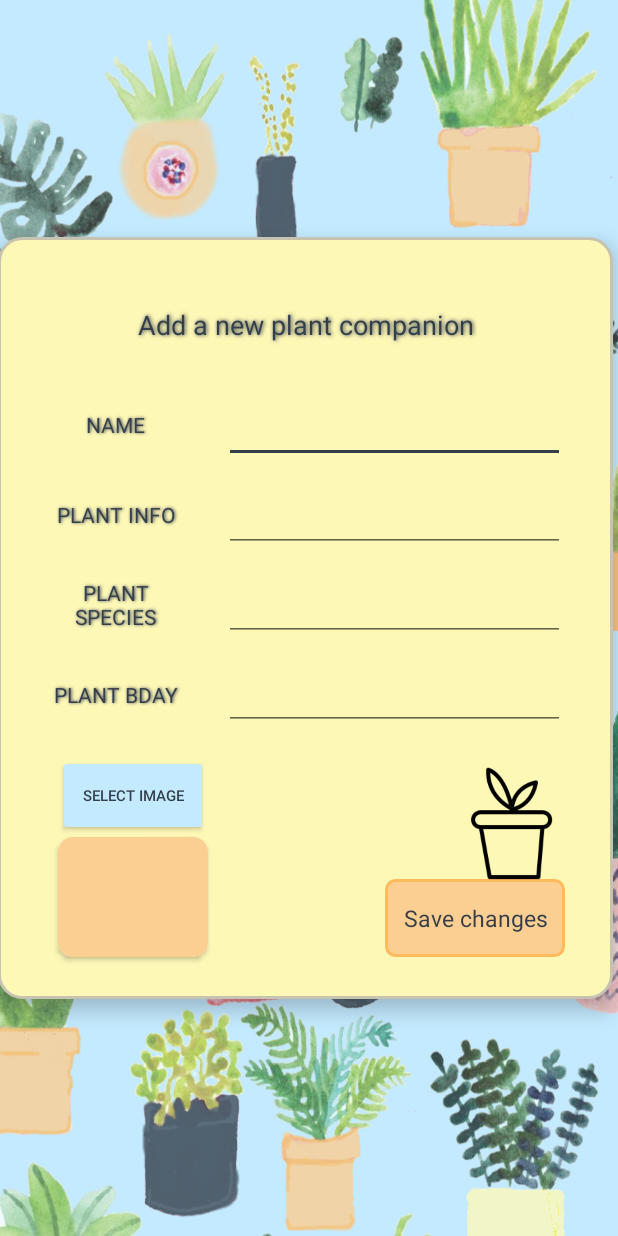
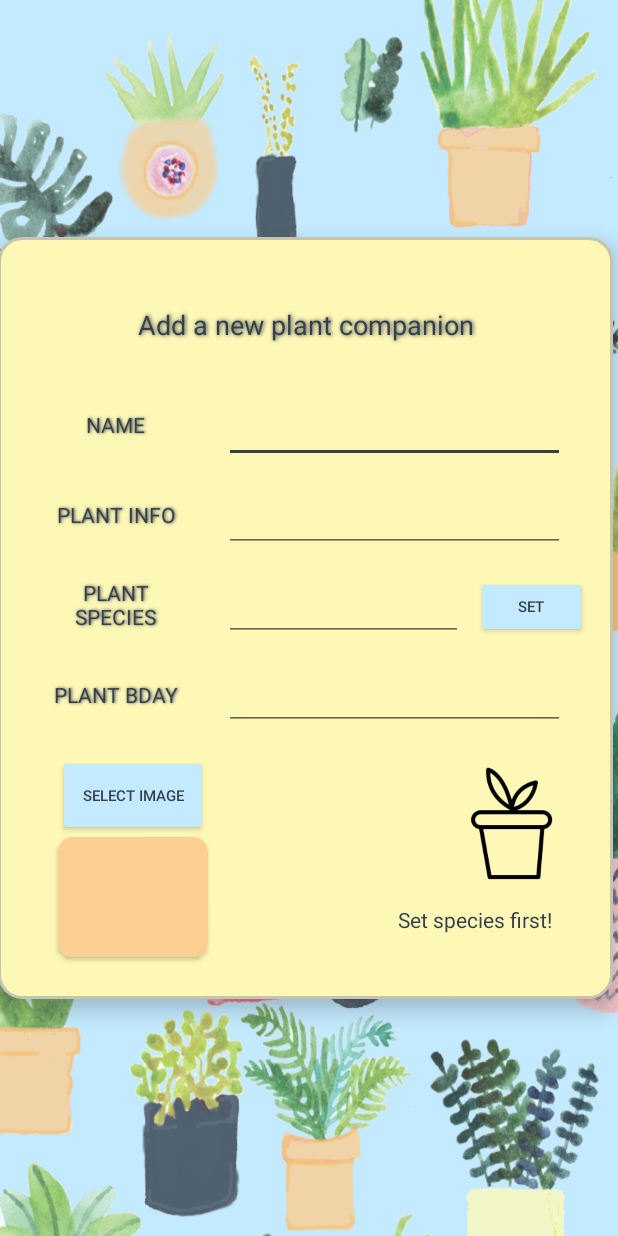
Before and after one commit to popaDaria/IcarusInBloom, an Android app: the AddActivity screen opened directly, with no data from a screen before it, on a phone screen of 412 x 824 dp. Run offline under Robolectric (Android 15) with nearby library versions, the phone set to English and light mode, and no system bars; our stand-ins replace Picasso; pictures from the network do not load.

Commit message:
commit - searching for species info working

```diff
--- a/app/src/main/java/com/sunny/icarusinbloom/persistance/SpeciesDao.java
+++ b/app/src/main/java/com/sunny/icarusinbloom/persistance/SpeciesDao.java
@@ -27,5 +27,5 @@
     LiveData<List<SpeciesInfo>> getAllSpecies();
 
     @Query("SELECT * FROM Species WHERE speciesId= :id")
-    LiveData<List<SpeciesInfo>> getSpeciesById(int id);
+    LiveData<SpeciesInfo> getSpeciesById(int id);
 }
--- a/app/src/main/java/com/sunny/icarusinbloom/persistance/SpeciesRepository.java
+++ b/app/src/main/java/com/sunny/icarusinbloom/persistance/SpeciesRepository.java
@@ -43,7 +43,7 @@
         return speciesDAO.getAllSpecies();
     }
 
-    public LiveData<List<SpeciesInfo>> getSpeciesById(int id){
+    public LiveData<SpeciesInfo> getSpeciesById(int id){
         return speciesDAO.getSpeciesById(id);
     }
 
--- a/app/src/main/java/com/sunny/icarusinbloom/recycler/SpeciesViewModel.java
+++ b/app/src/main/java/com/sunny/icarusinbloom/recycler/SpeciesViewModel.java
@@ -34,7 +34,7 @@
         return repository.getAllSpecies();
     }
 
-    public LiveData<List<SpeciesInfo>> getSpeciesById(int id){
+    public LiveData<SpeciesInfo> getSpeciesById(int id){
         return repository.getSpeciesById(id);
     }
 }
--- a/app/src/main/java/com/sunny/icarusinbloom/webservice/SpeciesInfo.java
+++ b/app/src/main/java/com/sunny/icarusinbloom/webservice/SpeciesInfo.java
@@ -3,8 +3,10 @@
 import androidx.room.Entity;
 import androidx.room.PrimaryKey;
 
+import java.io.Serializable;
+
 @Entity(tableName = "Species")
-public class SpeciesInfo {
+public class SpeciesInfo implements Serializable {
 
     @PrimaryKey(autoGenerate = true)
     private int id;
--- a/app/src/main/res/layout/activity_add.xml
+++ b/app/src/main/res/layout/activity_add.xml
@@ -126,14 +126,14 @@
 
         <EditText
             android:id="@+id/plantSpeciesEdit"
-            android:layout_width="227dp"
+            android:layout_width="159dp"
             android:layout_height="43dp"
             android:layout_marginTop="16dp"
             android:layout_marginEnd="32dp"
             android:ems="10"
             android:inputType="textPersonName"
             app:layout_constraintEnd_toEndOf="parent"
-            app:layout_constraintHorizontal_bias="1.0"
+            app:layout_constraintHorizontal_bias="0.284"
             app:layout_constraintStart_toEndOf="@+id/textView"
             app:layout_constraintTop_toBottomOf="@+id/plantInfoEdit" />
 
@@ -212,6 +212,22 @@
             app:layout_constraintStart_toStartOf="parent"
             app:layout_constraintTop_toBottomOf="@+id/plantSpeciesEdit" />
 
+        <Button
+            android:id="@+id/setSpeciesButton"
+            android:layout_width="74dp"
+            android:layout_height="41dp"
+            android:layout_marginStart="40dp"
+            android:layout_marginTop="16dp"
+            android:backgroundTint="@color/baby_blue"
+            android:onClick="setSpecies"
+            android:text="Set"
+            android:textColor="@color/accent_dark"
+            android:textSize="10sp"
+            app:layout_constraintEnd_toEndOf="parent"
+            app:layout_constraintHorizontal_bias="0.942"
+            app:layout_constraintStart_toStartOf="parent"
+            app:layout_constraintTop_toBottomOf="@+id/plantInfoEdit" />
+
         <EditText
             android:id="@+id/plantBdayEdit"
             android:layout_width="227dp"
@@ -225,6 +241,18 @@
             app:layout_constraintStart_toEndOf="@+id/textView2"
             app:layout_constraintTop_toBottomOf="@+id/plantSpeciesEdit" />
 
+        <TextView
+            android:id="@+id/warningTextAddPlant"
+            android:layout_width="119dp"
+            android:layout_height="45dp"
+            android:layout_marginEnd="32dp"
+            android:layout_marginBottom="30dp"
+            android:text="Set species first!"
+            android:gravity="center"
+            android:textColor="@color/accent_dark"
+            app:layout_constraintBottom_toBottomOf="parent"
+            app:layout_constraintEnd_toEndOf="parent" />
+
 
     </androidx.constraintlayout.widget.ConstraintLayout>
 
```
Also changed, not shown: app/src/main/java/com/sunny/icarusinbloom/AddActivity.java (+76 -2 lines), app/src/main/java/com/sunny/icarusinbloom/Fragment1.java (+26 -1 lines), app/src/main/java/com/sunny/icarusinbloom/webservice/SpeciesSearchResponse.java (+6 -4 lines).
